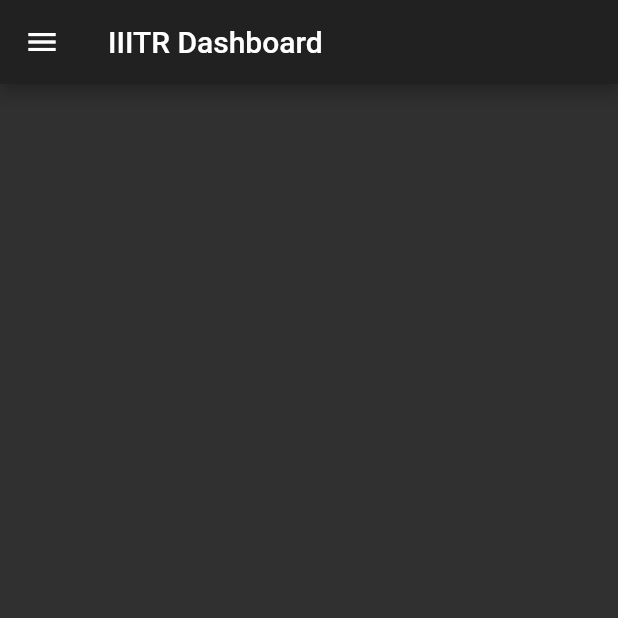
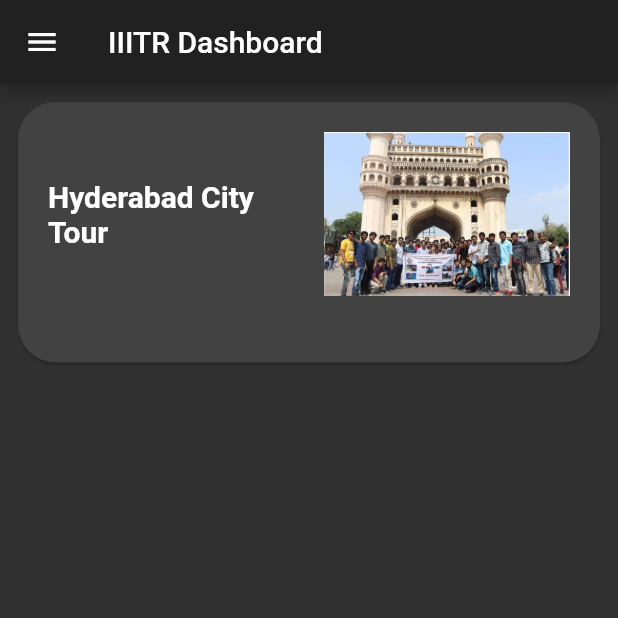
Before and after one commit to Codesoc-IIITR/IIITR, a Flutter app: the screen it shows after launch, on a phone screen of 412 x 824 dp, the top half of it. Run offline on Flutter 3.47's test engine with Material 2 defaults, Android fonts, the phone set to English and light mode, and no system bars; our stand-ins replace flip_card, flutter_spinkit.

Commit message:
home_page and mess_menu screen UI

```diff
--- a/lib/home_page.dart
+++ b/lib/home_page.dart
@@ -2,6 +2,10 @@ import 'package:flutter/material.dart';
 //import 'package:iiitr/course_schedule.dart';
 import 'package:iiitr/my_drawer.dart';
 //mport 'drawer_items.dart';
+
+const description =  Text(
+      'Day 4 of EBSB Student Exchange Program As a part of the cultural exchange program, students of IIIT SONEPAT & IIIT RAICHUR went for Hyderabad city tour. Visit includes the Salar Jung Museum - one of the three National Museums of India. With the collection of sculptures, paintings, carvings, textiles, manuscripts, ceramics, metallic artifacts, carpets, clocks, and furniture from Japan, China, Burma, Nepal, India, Persia, Egypt, Europe, and North America, it is one of the largest museums in the world. Later the team witnessed the mesmerizing beauty of the Char Minar and the Hyderabad special market of ladies ornament & pearls. The tour concluded at the Golconda Fort. Overall, it was a magnificent experience for the students.'
+  );
 
 class HomePage extends StatefulWidget {
  static  const String id = 'HomeScreen';
@@ -10,6 +14,7 @@ class HomePage extends StatefulWidget {
 }
 
 class _HomePageState extends State<HomePage> {
+  bool isExpanded = false;
 
   @override
   Widget build(BuildContext context) {
@@ -20,6 +25,55 @@ class _HomePageState extends State<HomePage> {
           'IIITR Dashboard',
         ),
       ),
+      body: ListView(
+        children: <Widget>[
+          Padding(
+            padding: const EdgeInsets.all(8.0),
+            child: GestureDetector(
+              onTap: (){
+                setState(() {
+                  isExpanded = !isExpanded;
+                });
+              },
+              child: Card(
+                shape: RoundedRectangleBorder(
+                  borderRadius: BorderRadius.circular(25.0),
+                ),
+                child: Padding(
+                  padding: const EdgeInsets.all(20.0),
+                  child:Column(
+                    children: <Widget>[
+                      Row(
+                        children: <Widget>[
+                          Expanded(
+                            child: Container(
+                              child: Text(
+                                  'Hyderabad City Tour',
+                                style: TextStyle(
+                                  fontSize: 20.0,
+                                  fontWeight: FontWeight.bold,
+                                ),
+                              ),
+                            ),
+                          ),
+                          SizedBox(width: 20.0,),
+                          Expanded(child: Image.asset('images/hyderabad_city_tour.jpeg')),
+                        ],
+                      ),
+                      Padding(
+                        padding: const EdgeInsets.all(12.0),
+                        child: Container(
+                          child: isExpanded ? description : null,
+                        ),
+                      ),
+                    ],
+                  ),
+                ),
+              ),
+            ),
+          ),
+        ],
+      ),
     );
   }
 }
```
Also changed, not shown: lib/mess_menu_screen.dart (+101 -36 lines), lib/splash_screen.dart (+18 -6 lines), images/ebsb2.jpeg (added), images/hyderabad_city_tour.jpeg (added).
